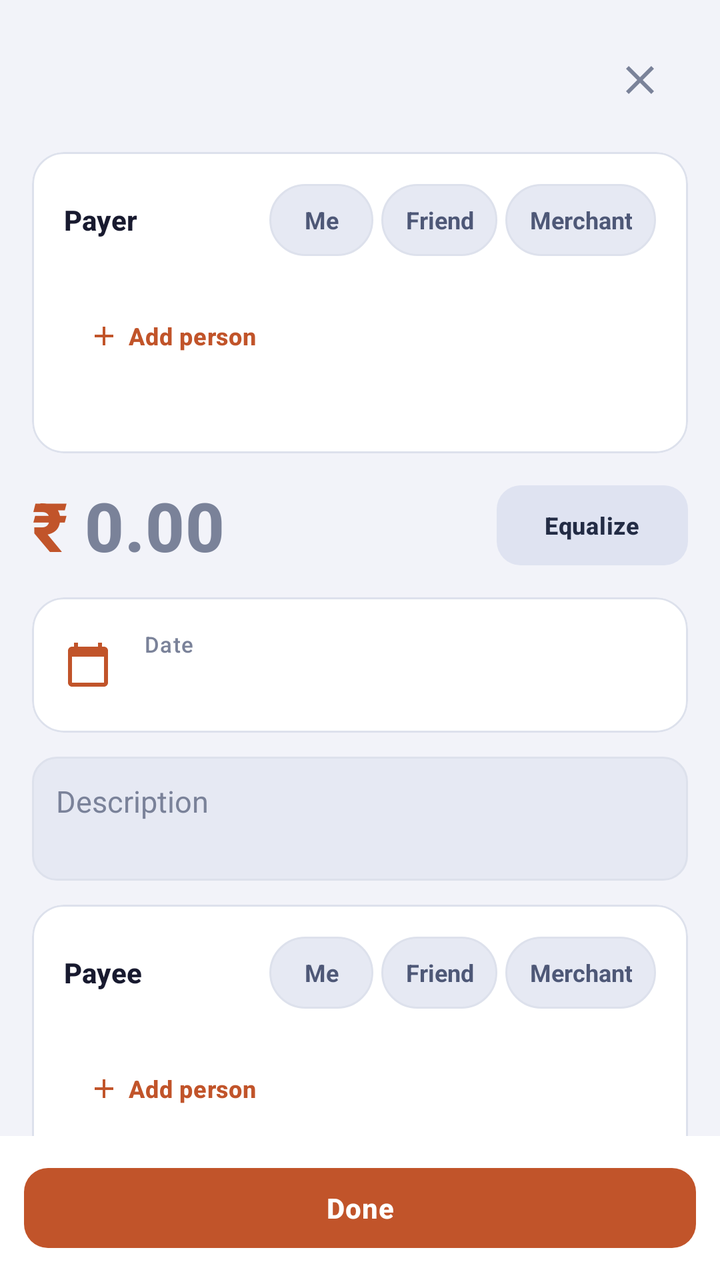
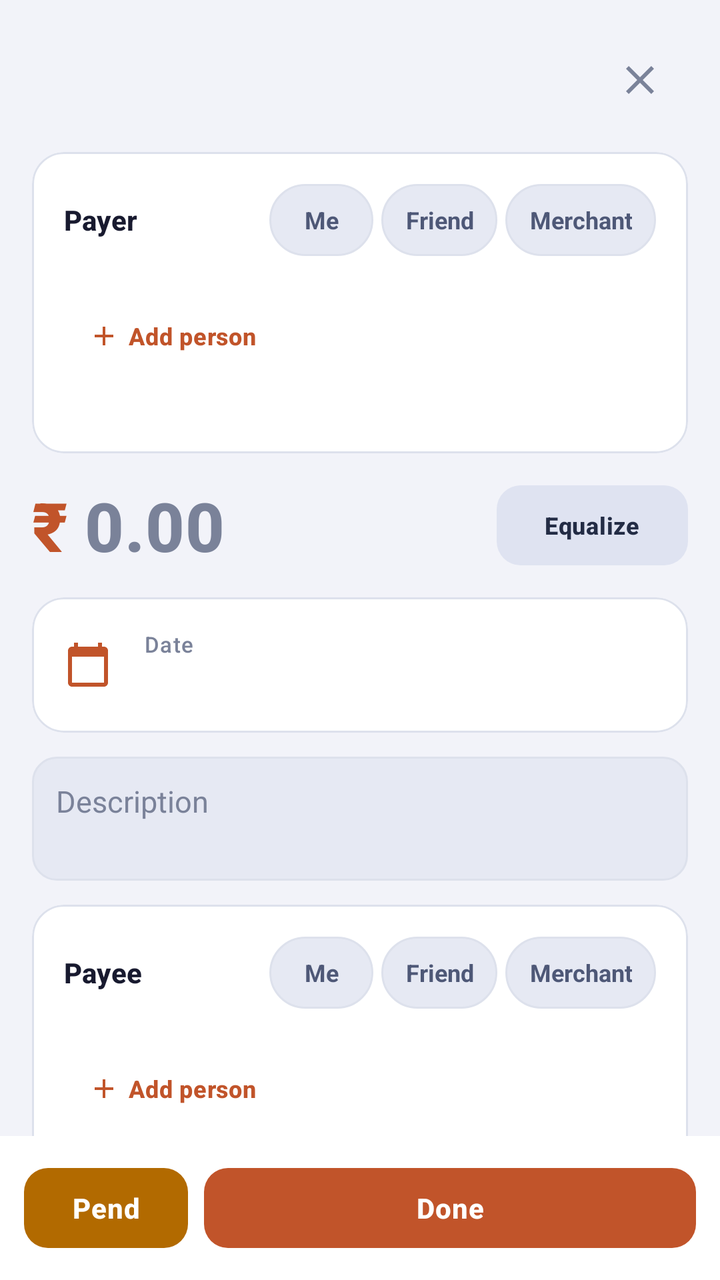

Two renders of the same Android screen: before a commit and after it. Below are the layout's source before the change and the commit's diff.
<!-- AndroidManifest.xml: application theme Theme.UPITracker -->
<!-- res/layout/overlay_transaction.xml -->
<?xml version="1.0" encoding="utf-8"?>
<LinearLayout xmlns:android="http://schemas.android.com/apk/res/android"
    xmlns:app="http://schemas.android.com/apk/res-auto"
    android:id="@+id/main"
    android:layout_width="match_parent"
    android:layout_height="match_parent"
    android:background="?android:attr/colorBackground"
    android:orientation="vertical">

    <ScrollView
        android:id="@+id/formScroll"
        android:layout_width="match_parent"
        android:layout_height="0dp"
        android:layout_weight="1"
        android:fillViewport="true"
        android:scrollbars="none">

        
        <FrameLayout
            android:layout_width="match_parent"
            android:layout_height="wrap_content">

        <LinearLayout
            android:id="@+id/formContent"
            android:layout_width="match_parent"
            android:layout_height="wrap_content"
            android:orientation="vertical"
            android:padding="@dimen/page_gutter"
            android:paddingBottom="220dp">

            <LinearLayout
                android:layout_width="match_parent"
                android:layout_height="wrap_content"
                android:layout_marginBottom="@dimen/space_m"
                android:gravity="center_vertical"
                android:orientation="horizontal">

                <TextView
                    android:id="@+id/tvTopInfo"
                    android:layout_width="0dp"
                    android:layout_height="wrap_content"
                    android:layout_weight="1"
                    android:ellipsize="end"
                    android:maxLines="2"
                    android:textAppearance="@style/TextAppearance.UPI.Label" />

                
                <com.google.android.material.button.MaterialButton
                    android:id="@+id/btnGoToOriginal"
                    style="@style/Widget.UPI.Button.Text"
                    android:layout_width="wrap_content"
                    android:layout_height="wrap_content"
                    android:text="Go to original"
                    android:visibility="gone" />

                <ImageButton
                    android:id="@+id/btnClose"
                    style="@style/Widget.UPI.IconButton"
                    android:src="@drawable/ic_close"
                    app:tint="?attr/appTextMuted"
                    android:contentDescription="@string/cd_close" />
            </LinearLayout>

            
            <com.google.android.material.card.MaterialCardView
                style="@style/Widget.UPI.Card"
                android:layout_width="match_parent"
                android:layout_height="wrap_content"
                android:layout_marginBottom="@dimen/space_m">

                <LinearLayout
                    android:layout_width="match_parent"
                    android:layout_height="wrap_content"
                    android:orientation="vertical"
                    android:padding="@dimen/space_l">

                    <LinearLayout
                        android:layout_width="match_parent"
                        android:layout_height="wrap_content"
                        android:gravity="center_vertical"
                        android:orientation="horizontal">

                        <TextView
                            android:layout_width="0dp"
                            android:layout_height="wrap_content"
                            android:layout_weight="1"
                            android:text="Payer"
                            android:textAppearance="@style/TextAppearance.UPI.Title"
                            android:textSize="14sp" />

                        
                        <LinearLayout
                            android:id="@+id/payerActorTiles"
                            android:layout_width="wrap_content"
                            android:layout_height="wrap_content"
                            android:orientation="horizontal">

                            <TextView
                                android:id="@+id/tvPayerActorMe"
                                style="@style/Widget.UPI.Pill"
                                android:layout_width="wrap_content"
                                android:layout_height="@dimen/pill_height"
                                android:minWidth="52dp"
                                android:text="Me"
                                android:textSize="12sp" />

                            <TextView
                                android:id="@+id/tvPayerActorFriend"
                                style="@style/Widget.UPI.Pill"
                                android:layout_width="wrap_content"
                                android:layout_height="@dimen/pill_height"
                                android:layout_marginStart="@dimen/space_xs"
                                android:minWidth="52dp"
                                android:text="Friend"
                                android:textSize="12sp" />

                            <TextView
                                android:id="@+id/tvPayerActorMerchant"
                                style="@style/Widget.UPI.Pill"
                                android:layout_width="wrap_content"
                                android:layout_height="@dimen/pill_height"
                                android:layout_marginStart="@dimen/space_xs"
                                android:minWidth="52dp"
                                android:text="Merchant"
                                android:textSize="12sp" />
                        </LinearLayout>
                    </LinearLayout>

                    <LinearLayout
                        android:id="@+id/payerSharesContainer"
                        android:layout_width="match_parent"
                        android:layout_height="wrap_content"
                        android:layout_marginTop="@dimen/space_m"
                        android:orientation="vertical" />

                    <com.google.android.material.button.MaterialButton
                        android:id="@+id/btnAddPayerPerson"
                        style="@style/Widget.UPI.Button.Text"
                        android:layout_width="wrap_content"
                        android:layout_height="wrap_content"
                        android:layout_marginTop="@dimen/space_xs"
                        android:text="Add person"
                        android:textSize="12sp"
                        android:contentDescription="@string/cd_add_person"
                        app:icon="@drawable/ic_add"
                        app:iconGravity="start"
                        app:iconSize="16dp" />

                    <TextView
                        android:id="@+id/tvPayerBalance"
                        android:layout_width="match_parent"
                        android:layout_height="wrap_content"
                        android:layout_marginTop="@dimen/space_xs"
                        android:textAppearance="@style/TextAppearance.UPI.Label" />
                </LinearLayout>
            </com.google.android.material.card.MaterialCardView>

            
            <LinearLayout
                android:id="@+id/amountRow"
                android:layout_width="match_parent"
                android:layout_height="wrap_content"
                android:layout_marginBottom="@dimen/space_m"
                android:gravity="center_vertical"
                android:orientation="horizontal">

                <TextView
                    android:layout_width="wrap_content"
                    android:layout_height="wrap_content"
                    android:text="₹"
                    android:textAppearance="@style/TextAppearance.UPI.Amount.Hero"
                    android:textColor="?attr/colorPrimary" />

                <EditText
                    android:id="@+id/etAmount"
                    android:layout_width="0dp"
                    android:layout_height="wrap_content"
                    android:layout_marginStart="@dimen/space_s"
                    android:layout_weight="1"
                    android:background="@null"
                    android:hint="0.00"
                    android:imeOptions="actionDone"
                    android:inputType="numberDecimal"
                    android:textAppearance="@style/TextAppearance.UPI.Amount.Hero"
                    android:textColor="?attr/colorOnSurface"
                    android:textColorHint="?attr/appTextMuted"
                    android:autofillHints="" />

                <com.google.android.material.button.MaterialButton
                    android:id="@+id/btnEqualize"
                    style="@style/Widget.UPI.Button.Tonal"
                    android:layout_width="wrap_content"
                    android:layout_height="wrap_content"
                    android:layout_marginStart="@dimen/space_m"
                    android:text="Equalize"
                    android:textSize="12sp" />
            </LinearLayout>

            
            <com.google.android.material.card.MaterialCardView
                style="@style/Widget.UPI.Card.Clickable"
                android:layout_width="match_parent"
                android:layout_height="wrap_content"
                android:layout_marginBottom="@dimen/space_m">

                <LinearLayout
                    android:id="@+id/dateSection"
                    android:layout_width="match_parent"
                    android:layout_height="wrap_content"
                    android:gravity="center_vertical"
                    android:orientation="horizontal"
                    android:padding="@dimen/space_l">

                    <ImageView
                        android:layout_width="@dimen/icon_size"
                        android:layout_height="@dimen/icon_size"
                        android:layout_marginEnd="@dimen/space_l"
                        android:src="@drawable/ic_calendar"
                        app:tint="?attr/colorPrimary"
                        android:importantForAccessibility="no" />

                    <LinearLayout
                        android:layout_width="0dp"
                        android:layout_height="wrap_content"
                        android:layout_weight="1"
                        android:orientation="vertical">

                        <TextView
                            android:layout_width="wrap_content"
                            android:layout_height="wrap_content"
                            android:text="Date"
                            android:textAppearance="@style/TextAppearance.UPI.Label" />

                        <TextView
                            android:id="@+id/tvDateValue"
                            android:layout_width="wrap_content"
                            android:layout_height="wrap_content"
                            android:layout_marginTop="@dimen/space_xxs"
                            android:textAppearance="@style/TextAppearance.UPI.Body" />
                    </LinearLayout>
                </LinearLayout>
            </com.google.android.material.card.MaterialCardView>

            
            
            <LinearLayout
                android:id="@+id/agreementNotice"
                android:layout_width="match_parent"
                android:layout_height="wrap_content"
                android:layout_marginBottom="@dimen/space_m"
                android:orientation="vertical"
                android:visibility="gone">

                <TextView
                    android:id="@+id/tvAgreementNotice"
                    android:layout_width="match_parent"
                    android:layout_height="wrap_content"
                    android:textAppearance="@style/TextAppearance.UPI.Label" />

                <com.google.android.material.button.MaterialButton
                    android:id="@+id/btnAgreementAdd"
                    style="@style/Widget.UPI.Button.Text"
                    android:layout_width="wrap_content"
                    android:layout_height="wrap_content"
                    android:visibility="gone" />
            </LinearLayout>

            
            <com.google.android.material.card.MaterialCardView
                android:id="@+id/chapterCard"
                style="@style/Widget.UPI.Card.Clickable"
                android:layout_width="match_parent"
                android:layout_height="wrap_content"
                android:layout_marginBottom="@dimen/space_m"
                android:visibility="gone">

                <LinearLayout
                    android:id="@+id/chapterSection"
                    android:layout_width="match_parent"
                    android:layout_height="wrap_content"
                    android:gravity="center_vertical"
                    android:orientation="horizontal"
                    android:padding="@dimen/space_l">

                    <LinearLayout
                        android:layout_width="0dp"
                        android:layout_height="wrap_content"
                        android:layout_weight="1"
                        android:orientation="vertical">

                        <TextView
                            android:layout_width="wrap_content"
                            android:layout_height="wrap_content"
                            android:text="Chapter"
                            android:textAppearance="@style/TextAppearance.UPI.Label" />

                        <TextView
                            android:id="@+id/tvChapterValue"
                            android:layout_width="wrap_content"
                            android:layout_height="wrap_content"
                            android:layout_marginTop="@dimen/space_xxs"
                            android:textAppearance="@style/TextAppearance.UPI.Body" />

                        <TextView
                            android:id="@+id/tvChapterHint"
                            android:layout_width="match_parent"
                            android:layout_height="wrap_content"
                            android:layout_marginTop="@dimen/space_xxs"
                            android:textAppearance="@style/TextAppearance.UPI.Label"
                            android:visibility="gone" />
                    </LinearLayout>
                </LinearLayout>
            </com.google.android.material.card.MaterialCardView>

            <EditText
                android:id="@+id/etDescription"
                style="@style/Widget.UPI.TextField"
                android:layout_width="match_parent"
                android:layout_height="wrap_content"
                android:layout_marginBottom="@dimen/space_m"
                android:hint="Description"
                android:imeOptions="actionDone"
                android:inputType="textMultiLine"
                android:minLines="2"
                android:gravity="top|start"
                android:autofillHints="" />

            
            <com.google.android.material.card.MaterialCardView
                style="@style/Widget.UPI.Card"
                android:layout_width="match_parent"
                android:layout_height="wrap_content"
                android:layout_marginBottom="@dimen/space_m">

                <LinearLayout
                    android:layout_width="match_parent"
                    android:layout_height="wrap_content"
                    android:orientation="vertical"
                    android:padding="@dimen/space_l">

                    <LinearLayout
                        android:layout_width="match_parent"
                        android:layout_height="wrap_content"
                        android:gravity="center_vertical"
                        android:orientation="horizontal">

                        <TextView
                            android:layout_width="0dp"
                            android:layout_height="wrap_content"
                            android:layout_weight="1"
                            android:text="Payee"
                            android:textAppearance="@style/TextAppearance.UPI.Title"
                            android:textSize="14sp" />

                        <LinearLayout
                            android:id="@+id/payeeActorTiles"
                            android:layout_width="wrap_content"
                            android:layout_height="wrap_content"
                            android:orientation="horizontal">

                            <TextView
                                android:id="@+id/tvPayeeActorMe"
                                style="@style/Widget.UPI.Pill"
                                android:layout_width="wrap_content"
                                android:layout_height="@dimen/pill_height"
                                android:minWidth="52dp"
                                android:text="Me"
                                android:textSize="12sp" />

                            <TextView
                                android:id="@+id/tvPayeeActorFriend"
                                style="@style/Widget.UPI.Pill"
                                android:layout_width="wrap_content"
                                android:layout_height="@dimen/pill_height"
                                android:layout_marginStart="@dimen/space_xs"
                                android:minWidth="52dp"
                                android:text="Friend"
                                android:textSize="12sp" />

                            <TextView
                                android:id="@+id/tvPayeeActorMerchant"
                                style="@style/Widget.UPI.Pill"
                                android:layout_width="wrap_content"
                                android:layout_height="@dimen/pill_height"
                                android:layout_marginStart="@dimen/space_xs"
                                android:minWidth="52dp"
                                android:text="Merchant"
                                android:textSize="12sp" />
                        </LinearLayout>
                    </LinearLayout>

                    <LinearLayout
                        android:id="@+id/payeeSharesContainer"
                        android:layout_width="match_parent"
                        android:layout_height="wrap_content"
                        android:layout_marginTop="@dimen/space_m"
                        android:orientation="vertical" />

                    <com.google.android.material.button.MaterialButton
                        android:id="@+id/btnAddPayeePerson"
                        style="@style/Widget.UPI.Button.Text"
                        android:layout_width="wrap_content"
                        android:layout_height="wrap_content"
                        android:layout_marginTop="@dimen/space_xs"
                        android:text="Add person"
                        android:textSize="12sp"
                        android:contentDescription="@string/cd_add_person"
                        app:icon="@drawable/ic_add"
                        app:iconGravity="start"
                        app:iconSize="16dp" />

                    <TextView
                        android:id="@+id/tvPayeeBalance"
                        android:layout_width="match_parent"
                        android:layout_height="wrap_content"
                        android:layout_marginTop="@dimen/space_xs"
                        android:textAppearance="@style/TextAppearance.UPI.Label" />
                </LinearLayout>
            </com.google.android.material.card.MaterialCardView>

            
            <com.google.android.material.card.MaterialCardView
                android:id="@+id/ledgerOptionsCard"
                style="@style/Widget.UPI.Card"
                android:layout_width="match_parent"
                android:layout_height="wrap_content"
                android:layout_marginBottom="@dimen/space_m"
                android:visibility="gone">

                <LinearLayout
                    android:layout_width="match_parent"
                    android:layout_height="wrap_content"
                    android:orientation="vertical"
                    android:padding="@dimen/space_l">

                    <LinearLayout
                        android:id="@+id/refundSection"
                        android:layout_width="match_parent"
                        android:layout_height="wrap_content"
                        android:orientation="vertical"
                        android:visibility="gone">

                        <TextView
                            android:layout_width="wrap_content"
                            android:layout_height="wrap_content"
                            android:text="Refund for"
                            android:textAppearance="@style/TextAppearance.UPI.Title"
                            android:textSize="14sp" />

                        <TextView
                            android:id="@+id/tvRefundTarget"
                            android:layout_width="match_parent"
                            android:layout_height="wrap_content"
                            android:layout_marginTop="@dimen/space_xs"
                            android:text="Not a refund - counts as income"
                            android:textAppearance="@style/TextAppearance.UPI.Body"
                            android:textColor="?attr/colorOnSurfaceVariant" />
                    </LinearLayout>

                    <LinearLayout
                        android:id="@+id/iouRecoverySection"
                        android:layout_width="match_parent"
                        android:layout_height="wrap_content"
                        android:orientation="vertical"
                        android:visibility="gone">

                        <TextView
                            android:layout_width="wrap_content"
                            android:layout_height="wrap_content"
                            android:text="Who owes whom"
                            android:textAppearance="@style/TextAppearance.UPI.Title"
                            android:textSize="14sp" />

                        <com.google.android.flexbox.FlexboxLayout
                            android:id="@+id/iouRecoveryPills"
                            android:layout_width="match_parent"
                            android:layout_height="wrap_content"
                            android:layout_marginTop="@dimen/space_s"
                            app:alignItems="flex_start"
                            app:flexWrap="wrap">

                            <TextView
                                android:id="@+id/tvRecoverFromPayers"
                                style="@style/Widget.UPI.Pill"
                                android:layout_width="wrap_content"
                                android:layout_height="wrap_content"
                                android:layout_marginEnd="@dimen/space_s"
                                android:layout_marginBottom="@dimen/space_xs"
                                android:minHeight="@dimen/pill_height"
                                android:paddingTop="@dimen/space_s"
                                android:paddingBottom="@dimen/space_s"
                                android:text="Recover from co-payers"
                                android:textSize="12sp" />

                            <TextView
                                android:id="@+id/tvRecoverFromPayees"
                                style="@style/Widget.UPI.Pill"
                                android:layout_width="wrap_content"
                                android:layout_height="wrap_content"
                                android:layout_marginBottom="@dimen/space_xs"
                                android:minHeight="@dimen/pill_height"
                                android:paddingTop="@dimen/space_s"
                                android:paddingBottom="@dimen/space_s"
                                android:text="Recover from co-payees"
                                android:textSize="12sp" />
                        </com.google.android.flexbox.FlexboxLayout>

                        
                        <LinearLayout
                            android:id="@+id/iouLinesContainer"
                            android:layout_width="match_parent"
                            android:layout_height="wrap_content"
                            android:layout_marginTop="@dimen/space_s"
                            android:gravity="start"
                            android:orientation="vertical" />
                    </LinearLayout>
                </LinearLayout>
            </com.google.android.material.card.MaterialCardView>

            <TextView
                android:id="@+id/tvBalance"
                android:layout_width="match_parent"
                android:layout_height="wrap_content"
                android:layout_marginBottom="@dimen/space_l"
                android:text="Unallocated"
                android:textAppearance="@style/TextAppearance.UPI.Caption" />

            <View
                android:layout_width="match_parent"
                android:layout_height="@dimen/stroke_hairline"
                android:layout_marginBottom="@dimen/space_m"
                android:background="?attr/colorOutlineVariant" />

            <HorizontalScrollView
                android:id="@+id/categoryScrollView"
                android:layout_width="match_parent"
                android:layout_height="wrap_content"
                android:overScrollMode="ifContentScrolls"
                android:scrollbars="none">

                <com.google.android.flexbox.FlexboxLayout
                    android:id="@+id/categoryContainer"
                    android:layout_width="wrap_content"
                    android:layout_height="200dp"
                    app:alignItems="flex_start"
                    app:flexDirection="column"
                    app:flexWrap="wrap"
                    app:justifyContent="flex_start" />

            </HorizontalScrollView>

            <View
                android:layout_width="match_parent"
                android:layout_height="48dp" />
        </LinearLayout>

        
        <View
            android:id="@+id/originalShield"
            android:layout_width="match_parent"
            android:layout_height="match_parent"
            android:visibility="gone" />
        </FrameLayout>
    </ScrollView>

    <LinearLayout
        android:layout_width="match_parent"
        android:layout_height="wrap_content"
        android:background="?attr/colorSurface"
        android:orientation="horizontal"
        android:padding="@dimen/space_m">

        <com.google.android.material.button.MaterialButton
            android:id="@+id/btnDone"
            style="@style/Widget.UPI.Button"
            android:layout_width="match_parent"
            android:layout_height="wrap_content"
            android:text="Done" />
    </LinearLayout>

</LinearLayout>
<!-- resources referenced by this layout -->
<resources>
  <dimen name="icon_size">24dp</dimen>
  <dimen name="page_gutter">16dp</dimen>
  <dimen name="pill_height">36dp</dimen>
  <dimen name="space_l">16dp</dimen>
  <dimen name="space_m">12dp</dimen>
  <dimen name="space_s">8dp</dimen>
  <dimen name="space_xs">4dp</dimen>
  <dimen name="space_xxs">2dp</dimen>
  <dimen name="stroke_hairline">1dp</dimen>
  <string name="cd_add_person">Add person</string>
  <string name="cd_close">Close</string>
  <style name="TextAppearance.UPI.Amount.Hero">
          <item name="android:textSize">34sp</item>
          <item name="android:fontFamily">sans-serif-medium</item>
      </style>
  <style name="TextAppearance.UPI.Body" parent="TextAppearance.Material3.BodyMedium">
          <item name="android:textSize">14sp</item>
          <item name="android:textColor">?attr/colorOnSurface</item>
      </style>
  <style name="TextAppearance.UPI.Label" parent="TextAppearance.Material3.LabelSmall">
          <item name="android:textSize">11sp</item>
          <item name="android:textColor">?attr/appTextMuted</item>
      </style>
  <style name="Theme.UPITracker" parent="Base.Theme.UPITracker">
          <item name="android:windowLightStatusBar">true</item>
          <item name="android:windowLightNavigationBar">true</item>
      </style>
  <dimen name="touch_target_min">48dp</dimen>
  <dimen name="radius_md">12dp</dimen>
  <dimen name="radius_lg">16dp</dimen>
  <dimen name="radius_pill">999dp</dimen>
  <color name="app_primary">#C1542A</color>
  <color name="app_on_primary">#FFFFFF</color>
  <color name="app_primary_container">#FFE0D0</color>
  <color name="app_on_primary_container">#6E2A0E</color>
  <color name="app_secondary">@color/brand_navy_600</color>
  <color name="app_on_secondary">#FFFFFF</color>
  <color name="app_secondary_container">#DFE3F1</color>
  <color name="app_on_secondary_container">#232C45</color>
  <color name="app_background">#F2F3F9</color>
  <color name="app_on_surface">@color/brand_navy_900</color>
  <color name="app_surface">#FFFFFF</color>
  <color name="app_surface_variant">#E6E9F3</color>
  <color name="app_on_surface_variant">#4E5877</color>
  <color name="app_outline">#C3C8DC</color>
  <color name="app_outline_variant">#DDE1EC</color>
  <color name="app_negative">@color/brand_crimson</color>
  <color name="app_negative_container">#FFE0E3</color>
  <color name="app_on_negative_container">#5E0B18</color>
  <color name="app_on_surface_muted">#7A8299</color>
  <color name="app_positive">#1F7A5C</color>
  <color name="app_warning">#B26A00</color>
  <color name="app_revert">#6B3FA0</color>
  <color name="app_on_revert">#FFFFFF</color>
  <color name="app_amount_neutral">#7A8299</color>
  <color name="app_positive_container">#CFEEE2</color>
  <color name="app_on_positive_container">#0C3D2C</color>
  <color name="app_speculative">#7A5230</color>
  <color name="app_avatar_me">#C1542A</color>
  <color name="app_on_avatar_me">#FFFFFF</color>
  <color name="app_avatar_friend">@color/brand_navy_600</color>
  <color name="app_on_avatar_friend">#FFFFFF</color>
  <color name="app_avatar_merchant">@color/brand_maroon</color>
  <color name="app_on_avatar_merchant">#FFFFFF</color>
  <color name="app_chart_grid">#E7EAF3</color>
  <color name="app_chart_zero_line">#C3C8DC</color>
  <color name="app_chart_axis_label">#7A8299</color>
  <color name="app_chart_track">#EDEFF6</color>
  <color name="app_chart_neutral">#B6BCCE</color>
  <style name="Widget.UPI.Chip.Filter" parent="Widget.Material3.Chip.Filter">
          <item name="chipMinHeight">@dimen/pill_height</item>
          <item name="chipCornerRadius">@dimen/radius_pill</item>
      </style>
  <color name="brand_navy_600">#37415C</color>
  <color name="brand_navy_900">#181A2F</color>
  <color name="brand_crimson">#B4182D</color>
  <color name="brand_maroon">#54162B</color>
  <dimen name="top_bar_height">56dp</dimen>
  <color name="app_surface_elevated">#FFFFFF</color>
  <!-- unchanged entries left out for length: 18 -->
</resources>

<!-- the commit's change to res/layout/overlay_transaction.xml (unified diff, before → after) -->
@@ -570,11 +570,24 @@
         android:orientation="horizontal"
         android:padding="@dimen/space_m">
 
+        
+        <com.google.android.material.button.MaterialButton
+            android:id="@+id/btnPend"
+            style="@style/Widget.UPI.Button"
+            android:layout_width="0dp"
+            android:layout_height="wrap_content"
+            android:layout_marginEnd="@dimen/space_s"
+            android:layout_weight="1"
+            app:backgroundTint="?attr/appWarning"
+            android:text="Pend"
+            android:textColor="?attr/colorOnPrimary" />
+
         <com.google.android.material.button.MaterialButton
             android:id="@+id/btnDone"
             style="@style/Widget.UPI.Button"
-            android:layout_width="match_parent"
+            android:layout_width="0dp"
             android:layout_height="wrap_content"
+            android:layout_weight="3"
             android:text="Done" />
     </LinearLayout>
 
